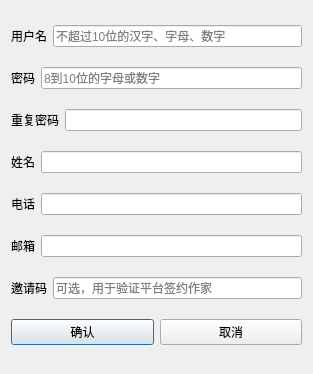
This is ui/ui_register_window.ui in inverse-limit/database-proj as Qt 5 draws it before an edit. The edited form follows.
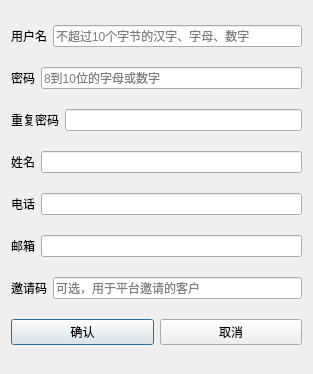
This is the edited form.

Diff of the .ui file:
```diff
--- a/ui/ui_register_window.ui
+++ b/ui/ui_register_window.ui
@@ -32,7 +32,7 @@
         <string/>
        </property>
        <property name="placeholderText">
-        <string>不超过10位的汉字、字母、数字</string>
+        <string>不超过10个字节的汉字、字母、数字</string>
        </property>
       </widget>
      </item>
@@ -143,7 +143,7 @@
         <string/>
        </property>
        <property name="placeholderText">
-        <string>可选，用于验证平台签约作家</string>
+        <string>可选，用于平台邀请的客户</string>
        </property>
       </widget>
      </item>
```
